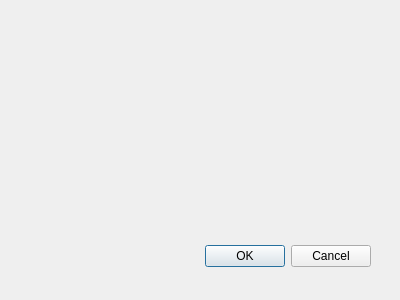
Above: cdiscover.ui from birkeh/qtMultimediaDB before the change. Below: the same form after it.
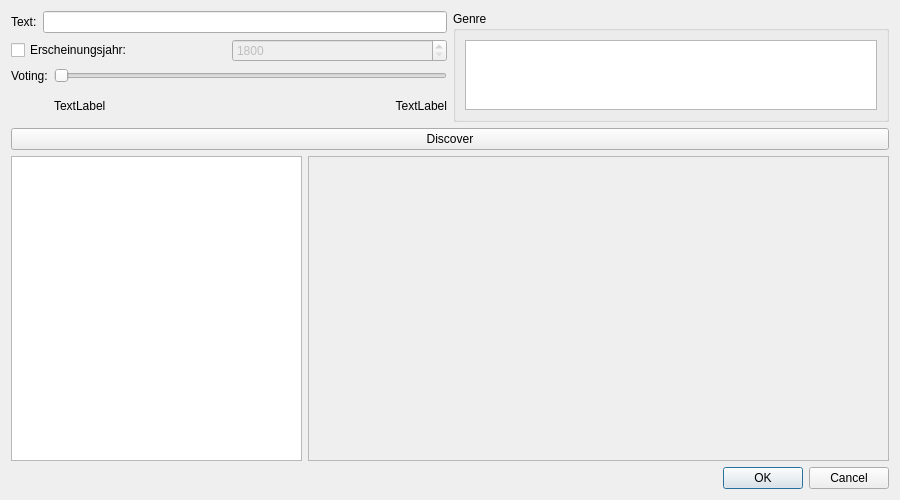
That is the form after the change. Custom widgets are drawn as their Qt base class.

Commit message: added serie discover

```diff
--- a/cdiscover.ui
+++ b/cdiscover.ui
@@ -8,31 +8,190 @@
    <rect>
     <x>0</x>
     <y>0</y>
-    <width>400</width>
-    <height>300</height>
+    <width>900</width>
+    <height>500</height>
    </rect>
   </property>
   <property name="windowTitle">
    <string>Dialog</string>
   </property>
-  <widget class="QDialogButtonBox" name="buttonBox">
-   <property name="geometry">
-    <rect>
-     <x>30</x>
-     <y>240</y>
-     <width>341</width>
-     <height>32</height>
-    </rect>
-   </property>
-   <property name="orientation">
-    <enum>Qt::Horizontal</enum>
-   </property>
-   <property name="standardButtons">
-    <set>QDialogButtonBox::Cancel|QDialogButtonBox::Ok</set>
-   </property>
-  </widget>
+  <layout class="QGridLayout" name="gridLayout_3">
+   <item row="0" column="0">
+    <layout class="QVBoxLayout" name="verticalLayout_3" stretch="1,10">
+     <item>
+      <layout class="QVBoxLayout" name="verticalLayout_2">
+       <item>
+        <layout class="QHBoxLayout" name="horizontalLayout_2">
+         <item>
+          <layout class="QVBoxLayout" name="verticalLayout">
+           <item>
+            <layout class="QHBoxLayout" name="horizontalLayout_3">
+             <item>
+              <widget class="QLabel" name="label_3">
+               <property name="text">
+                <string>Text:</string>
+               </property>
+              </widget>
+             </item>
+             <item>
+              <widget class="QLineEdit" name="m_lpText"/>
+             </item>
+            </layout>
+           </item>
+           <item>
+            <layout class="QHBoxLayout" name="horizontalLayout">
+             <item>
+              <widget class="QCheckBox" name="m_lpYearEnable">
+               <property name="text">
+                <string>Erscheinungsjahr:</string>
+               </property>
+              </widget>
+             </item>
+             <item>
+              <widget class="QSpinBox" name="m_lpYear">
+               <property name="enabled">
+                <bool>false</bool>
+               </property>
+               <property name="minimum">
+                <number>1800</number>
+               </property>
+               <property name="maximum">
+                <number>2100</number>
+               </property>
+              </widget>
+             </item>
+            </layout>
+           </item>
+           <item>
+            <layout class="QGridLayout" name="gridLayout_2" columnstretch="0,1,1">
+             <item row="0" column="0">
+              <widget class="QLabel" name="label_2">
+               <property name="text">
+                <string>Voting:</string>
+               </property>
+              </widget>
+             </item>
+             <item row="1" column="1">
+              <widget class="QLabel" name="m_lpVotingFrom">
+               <property name="text">
+                <string>TextLabel</string>
+               </property>
+              </widget>
+             </item>
+             <item row="1" column="2">
+              <widget class="QLabel" name="m_lpVotingTo">
+               <property name="text">
+                <string>TextLabel</string>
+               </property>
+               <property name="alignment">
+                <set>Qt::AlignRight|Qt::AlignTrailing|Qt::AlignVCenter</set>
+               </property>
+              </widget>
+             </item>
+             <item row="0" column="1" colspan="2">
+              <widget class="QxtSpanSlider" name="m_lpVoting">
+               <property name="orientation">
+                <enum>Qt::Horizontal</enum>
+               </property>
+              </widget>
+             </item>
+            </layout>
+           </item>
+          </layout>
+         </item>
+         <item>
+          <widget class="QGroupBox" name="groupBox">
+           <property name="title">
+            <string>Genre</string>
+           </property>
+           <layout class="QGridLayout" name="gridLayout">
+            <item row="0" column="0">
+             <widget class="QListView" name="m_lpGenres">
+              <property name="editTriggers">
+               <set>QAbstractItemView::NoEditTriggers</set>
+              </property>
+              <property name="alternatingRowColors">
+               <bool>true</bool>
+              </property>
+              <property name="flow">
+               <enum>QListView::TopToBottom</enum>
+              </property>
+             </widget>
+            </item>
+           </layout>
+          </widget>
+         </item>
+        </layout>
+       </item>
+       <item>
+        <widget class="QPushButton" name="m_lpDiscover">
+         <property name="text">
+          <string>Discover</string>
+         </property>
+        </widget>
+       </item>
+      </layout>
+     </item>
+     <item>
+      <layout class="QHBoxLayout" name="horizontalLayout_4" stretch="1,2">
+       <item>
+        <widget class="QTreeView" name="m_lpSeries">
+         <property name="editTriggers">
+          <set>QAbstractItemView::NoEditTriggers</set>
+         </property>
+        </widget>
+       </item>
+       <item>
+        <widget class="QScrollArea" name="m_lpMovieDetailsScroller">
+         <property name="widgetResizable">
+          <bool>true</bool>
+         </property>
+         <widget class="QWidget" name="scrollAreaWidgetContents">
+          <property name="geometry">
+           <rect>
+            <x>0</x>
+            <y>0</y>
+            <width>579</width>
+            <height>302</height>
+           </rect>
+          </property>
+          <layout class="QGridLayout" name="gridLayout_4">
+           <item row="0" column="0">
+            <widget class="cMovieDetails" name="m_lpSerieDetails" native="true"/>
+           </item>
+          </layout>
+         </widget>
+        </widget>
+       </item>
+      </layout>
+     </item>
+    </layout>
+   </item>
+   <item row="1" column="0">
+    <widget class="QDialogButtonBox" name="buttonBox">
+     <property name="orientation">
+      <enum>Qt::Horizontal</enum>
+     </property>
+     <property name="standardButtons">
+      <set>QDialogButtonBox::Cancel|QDialogButtonBox::Ok</set>
+     </property>
+    </widget>
+   </item>
+  </layout>
  </widget>
- <pixmapfunction/>
+ <customwidgets>
+  <customwidget>
+   <class>QxtSpanSlider</class>
+   <extends>QSlider</extends>
+   <header>qxtspanslider.h</header>
+  </customwidget>
+  <customwidget>
+   <class>cMovieDetails</class>
+   <extends>QWidget</extends>
+   <header>cmoviedetails.h</header>
+   <container>1</container>
+  </customwidget>
+ </customwidgets>
  <resources/>
  <connections>
   <connection>
```
Left out of the diff: 4 changed lines with no effect on the pictures. The commit also changes 7 other files.
